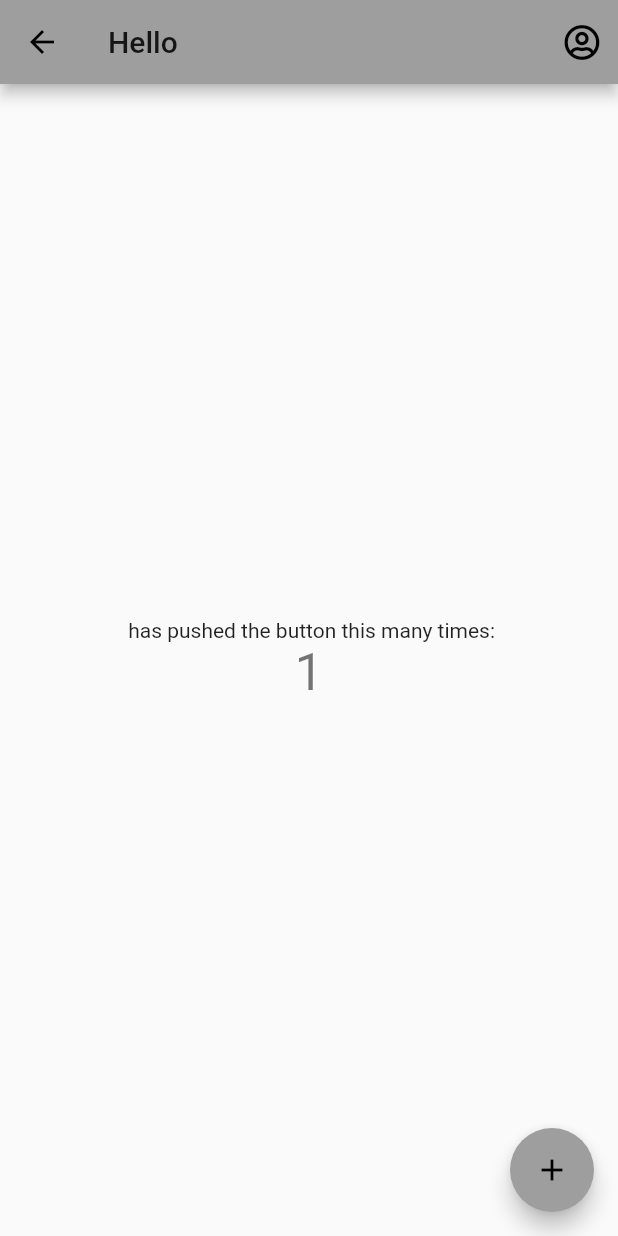
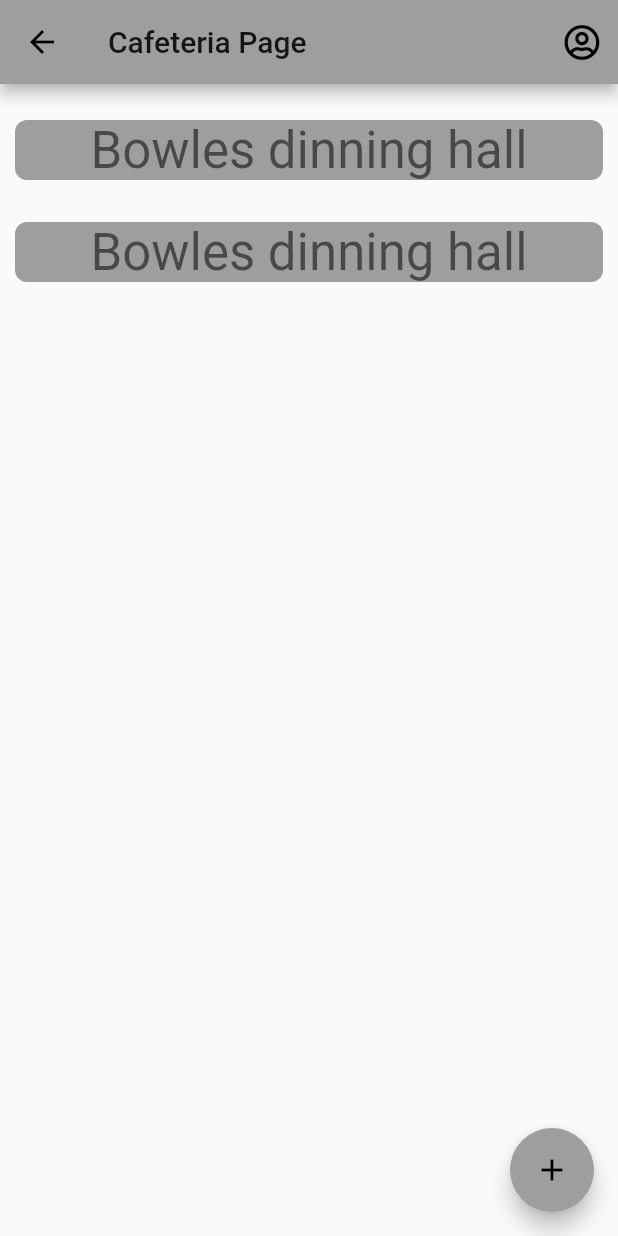
Before and after one commit to Michael-Equi/refectory, a Flutter app: the MyHomePage screen opened by its route, after a tap on the "add" icon, on a phone screen of 412 x 824 dp. Run offline on Flutter 3.47's test engine with Material 2 defaults, Android fonts, the phone set to English and light mode, and no system bars; our stand-ins replace cloud_firestore, firebase_analytics, firebase_auth, flutter_svg, font_awesome_flutter, google_sign_in; missing offline and left inert: apple_sign_in; accounts and stored records are empty.

Commit message:
ignore google plist and added list view for cafeterias

```diff
--- a/lib/screens/cafeterias.dart
+++ b/lib/screens/cafeterias.dart
@@ -3,29 +3,16 @@ import 'package:flutter/material.dart';
 import 'package:font_awesome_flutter/font_awesome_flutter.dart';
 import 'package:provider/provider.dart';
 
-class MyHomePage extends StatefulWidget {
+class MyHomePage extends StatelessWidget {
   MyHomePage({Key key}) : super(key: key);
   final String title = "Hello";
-
-  @override
-  _MyHomePageState createState() => _MyHomePageState();
-}
-
-class _MyHomePageState extends State<MyHomePage> {
-  int _counter = 0;
-
-  void _incrementCounter() {
-    setState(() {
-      _counter++;
-    });
-  }
 
   @override
   Widget build(BuildContext context) {
     FirebaseUser user = Provider.of<FirebaseUser>(context);
     return Scaffold(
       appBar: AppBar(
-        title: Text(widget.title),
+        title: Text("Cafeteria Page"),
         actions: <Widget>[
           IconButton(
             icon: Icon(FontAwesomeIcons.userCircle),
@@ -34,23 +21,36 @@ class _MyHomePageState extends State<MyHomePage> {
         ],
       ),
       body: Center(
-        child: Column(
-          mainAxisAlignment: MainAxisAlignment.center,
-          children: <Widget>[
-            Text(
-                '${user?.displayName ?? "Guest"} has pushed the button this many times:'),
-            Text(
-              '$_counter',
-              style: Theme.of(context).textTheme.headline4,
-            ),
-          ],
+        child: Container(
+          padding: EdgeInsets.only(top: 10),
+          child: ListView(
+            children: <Widget>[cafeteria(), cafeteria()],
+          ),
         ),
       ),
       floatingActionButton: FloatingActionButton(
-        onPressed: _incrementCounter,
+        onPressed: () => null,
         tooltip: 'Increment',
         child: Icon(Icons.add),
       ),
     );
   }
 }
+
+class cafeteria extends StatelessWidget {
+  const cafeteria({Key key}) : super(key: key);
+
+  @override
+  Widget build(BuildContext context) {
+    return Container(
+      padding: EdgeInsets.all(10),
+      child: FlatButton(
+        child: Text("Bowles dinning hall",
+            style: Theme.of(context).textTheme.headline4),
+        color: Colors.grey,
+        onPressed: () => null,
+        shape: RoundedRectangleBorder(borderRadius: BorderRadius.circular(8)),
+      ),
+    );
+  }
+}
```
Also changed, not shown: lib/services/db.dart (added), lib/services/globals.dart (added), lib/services/models.dart (added), 3 other files.
